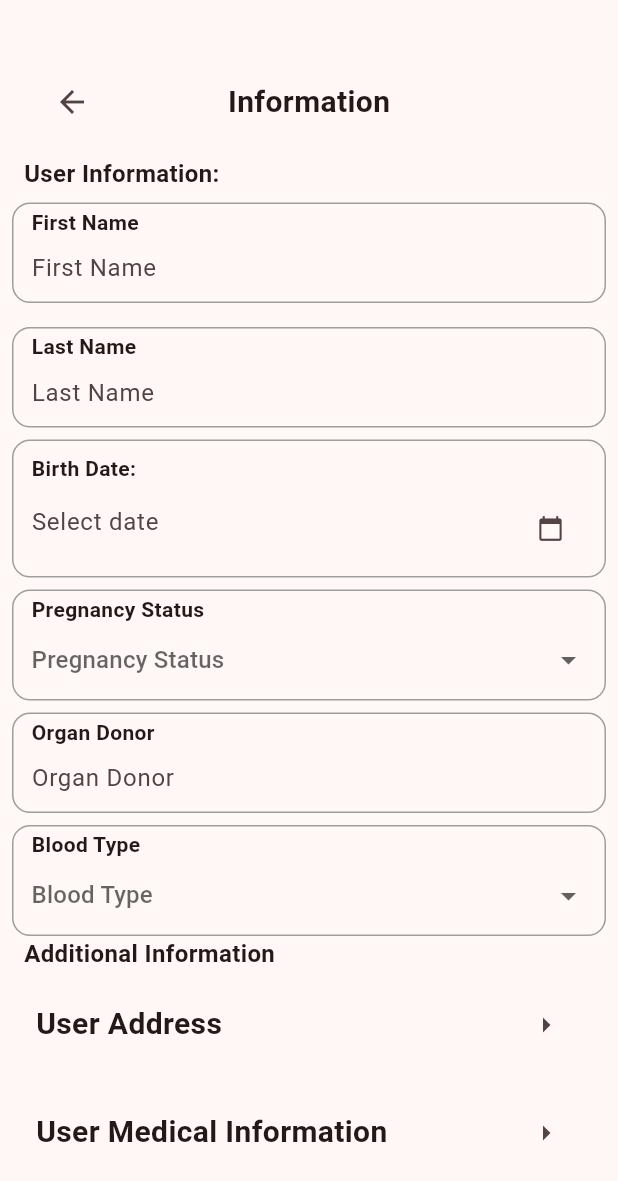
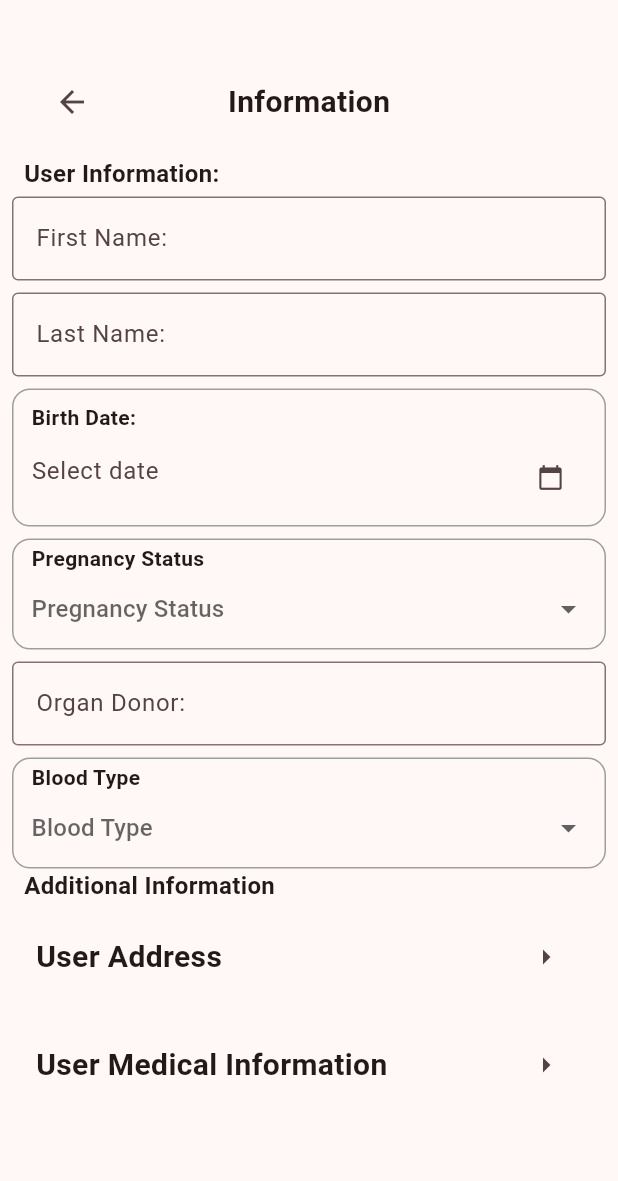
Before and after one commit to rcSabucido/wakealert, a Flutter app: the SettingsInformationPage screen opened directly with empty values, on a phone screen of 412 x 824 dp. Shown: the top 1181 px of the screen. Run offline on Flutter 3.47's test engine with Material 3 defaults, Android fonts, the phone set to English and light mode, and no system bars; our stand-ins replace liquid_progress_indicator_v2; missing offline and left inert: simple_ripple_animation.

Commit message:
#33 Change original text fields to TextFormField in information settings page

```diff
--- a/lib/pages/settingsInformation.dart
+++ b/lib/pages/settingsInformation.dart
@@ -68,7 +68,7 @@ class _SettingsInformationPageState extends State<SettingsInformationPage> {
               onBack: onBack,
             ),
             Padding(
-              padding: EdgeInsets.only(left: 8.0, right: 8.0),
+              padding: EdgeInsets.only(left: 8.0, right: 8.0, bottom: 4.0),
               child: Text(
                 "User Information:",
                 style: const TextStyle(
@@ -77,13 +77,37 @@ class _SettingsInformationPageState extends State<SettingsInformationPage> {
                 ),
               ),
             ),
-            LabeledTextBox(
-              label: "First Name",
-              controller: firstNameController,
+            Padding(
+              padding: const EdgeInsets.only(bottom: 8.0),
+              child: TextFormField(
+                controller: firstNameController,
+                decoration: const InputDecoration(
+                  labelText: 'First Name:',
+                  border: OutlineInputBorder(),
+                ),
+                validator: (value) {
+                  if (value == null || value.trim().isEmpty) {
+                    return 'Please enter a first name';
+                  }
+                  return null;
+                },
+              ),
             ),
-            LabeledTextBox(
-              label: "Last Name",
-              controller: lastNameController,
+            Padding(
+              padding: const EdgeInsets.only(bottom: 8.0),
+              child: TextFormField(
+                controller: lastNameController,
+                decoration: const InputDecoration(
+                  labelText: 'Last Name:',
+                  border: OutlineInputBorder(),
+                ),
+                validator: (value) {
+                  if (value == null || value.trim().isEmpty) {
+                    return 'Please enter a last name';
+                  }
+                  return null;
+                },
+              ),
             ),
             Padding(
               padding: const EdgeInsets.only(bottom: 8.0),
@@ -106,9 +130,21 @@ class _SettingsInformationPageState extends State<SettingsInformationPage> {
                 });
               },
             ),
-            LabeledTextBox(
-              label: "Organ Donor",
-              controller: organDonorController,
+            Padding(
+              padding: const EdgeInsets.symmetric(vertical: 8.0),
+              child: TextFormField(
+                controller: organDonorController,
+                decoration: const InputDecoration(
+                  labelText: 'Organ Donor:',
+                  border: OutlineInputBorder(),
+                ),
+                validator: (value) {
+                  if (value == null || value.trim().isEmpty) {
+                    return 'Please enter a valid organ donor status.';
+                  }
+                  return null;
+                },
+              ),
             ),
             LabeledDropdown<String>(
               label: "Blood Type",
```
